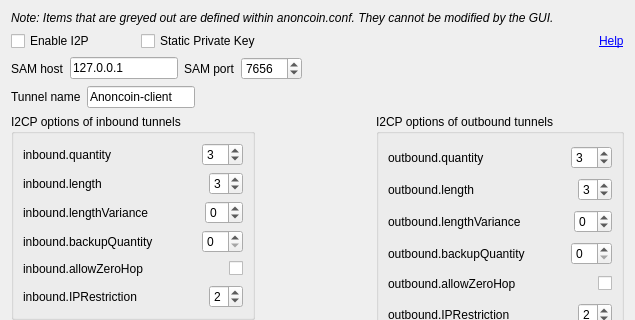
Qt form src/qt/forms/i2poptionsdialog.ui (Anoncoin/anoncoin) before a commit; both pictures show x 0 to 635 and y 0 to 320 of the 635 by 731 pixel window.
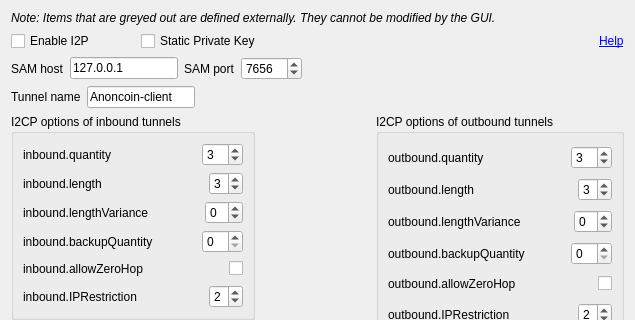
The same form after that commit.

Commit message: Finalized I2P options GUI interaction w/ external definitions

What changed in the file:
```diff
--- a/src/qt/forms/i2poptionsdialog.ui
+++ b/src/qt/forms/i2poptionsdialog.ui
@@ -40,7 +40,7 @@
       <enum>QFrame::Plain</enum>
      </property>
      <property name="text">
-      <string>Note: Items that are greyed out are defined within anoncoin.conf. They cannot be modified by the GUI.</string>
+      <string>Note: Items that are greyed out are defined externally. They cannot be modified by the GUI.</string>
      </property>
      <property name="textFormat">
       <enum>Qt::AutoText</enum>
```
The commit also changes 6 other files.
